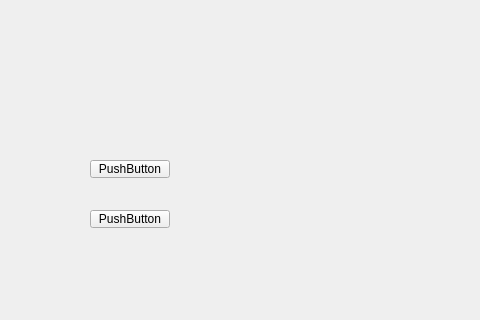
The window that src/window/gamepage.ui (wzsCrossing/Generals-io) describes before a commit, drawn with Qt 5; both pictures show x 180 to 660 and y 280 to 600 of the 800 by 600 pixel window.
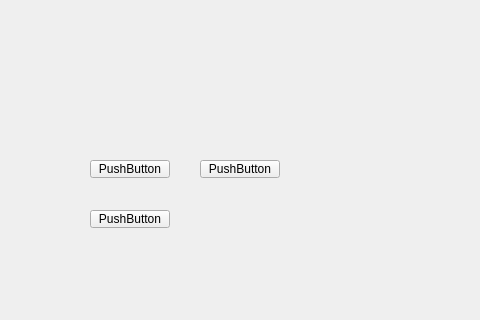
The same window after the commit.

What changed in the file:
```diff
--- a/src/window/gamepage.ui
+++ b/src/window/gamepage.ui
@@ -60,6 +60,19 @@
      <string>PushButton</string>
     </property>
    </widget>
+   <widget class="QPushButton" name="backToMap">
+    <property name="geometry">
+     <rect>
+      <x>380</x>
+      <y>440</y>
+      <width>80</width>
+      <height>18</height>
+     </rect>
+    </property>
+    <property name="text">
+     <string>PushButton</string>
+    </property>
+   </widget>
   </widget>
   <widget class="QMenuBar" name="menubar">
    <property name="geometry">
```
